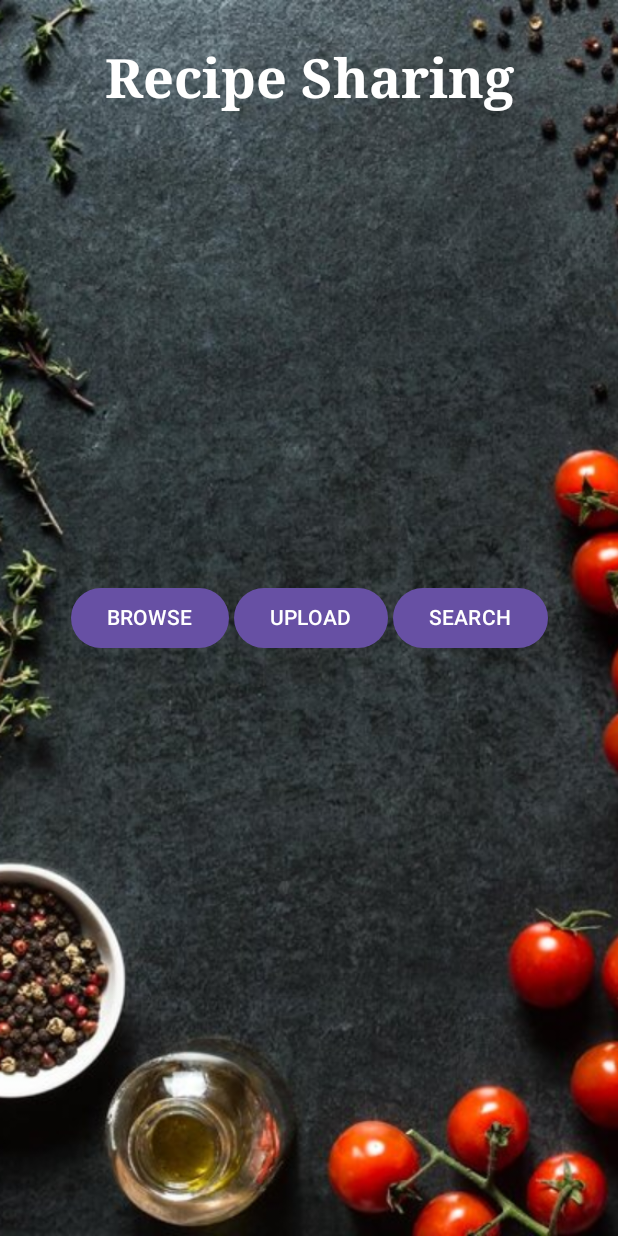
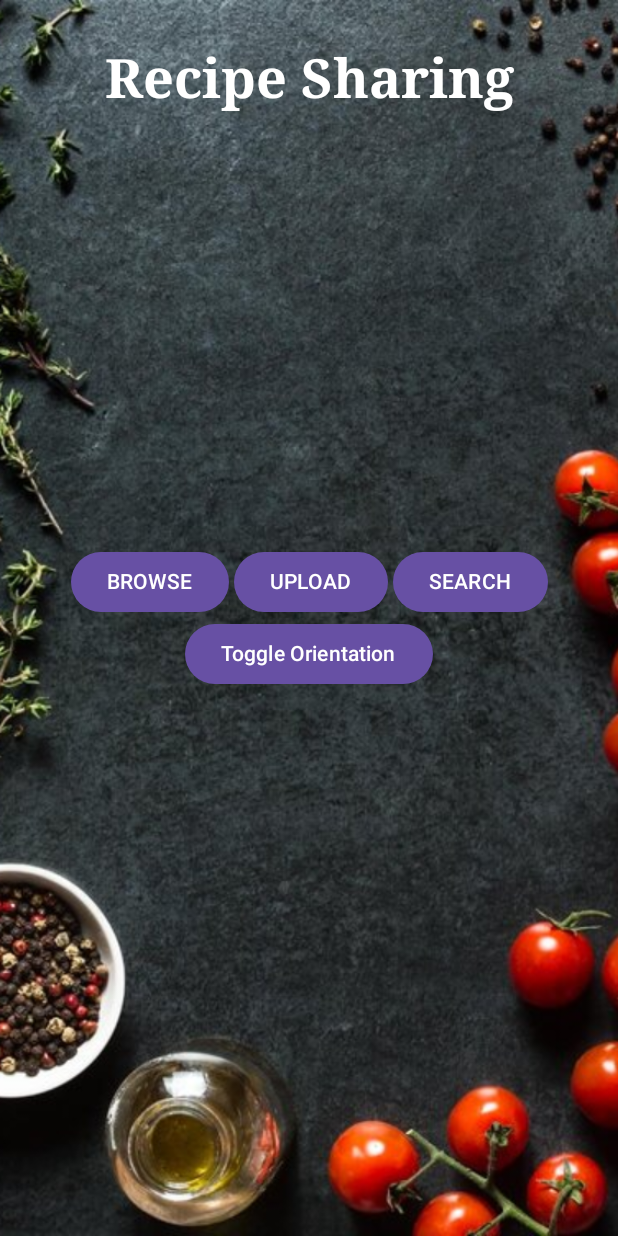
Before and after one commit to aurelialuszcz/MDApp, an Android app built with Jetpack Compose: the screen it shows after launch (MainActivity), on a phone screen of 412 x 824 dp. Run offline under Robolectric (Android 15) with nearby library versions, the phone set to English and light mode, and no system bars.

Commit message:
orientation button on main window

```diff
--- a/app/src/main/AndroidManifest.xml
+++ b/app/src/main/AndroidManifest.xml
@@ -1,6 +1,9 @@
 <?xml version="1.0" encoding="utf-8"?>
 <manifest xmlns:android="http://schemas.android.com/apk/res/android"
     xmlns:tools="http://schemas.android.com/tools">
+
+    <uses-permission android:name="android.permission.CAMERA"/>
+    <uses-feature android:name="android.hardware.camera.any"/>
 
     <application
         android:allowBackup="true"
--- a/app/src/main/java/com/example/assignmentmain/MainActivity.kt
+++ b/app/src/main/java/com/example/assignmentmain/MainActivity.kt
@@ -1,6 +1,9 @@
 package com.example.assignmentmain
 
+import android.app.Activity
 import android.content.Intent
+import android.content.pm.ActivityInfo
+import android.content.res.Configuration
 import android.os.Bundle
 import androidx.activity.ComponentActivity
 import androidx.activity.compose.setContent
@@ -14,10 +17,13 @@ import androidx.compose.foundation.layout.padding
 import androidx.compose.material3.Button
 import androidx.compose.material3.Surface
 import androidx.compose.material3.Text
+import androidx.compose.runtime.Composable
 import androidx.compose.ui.Alignment
 import androidx.compose.ui.Modifier
 import androidx.compose.ui.graphics.Color
 import androidx.compose.ui.layout.ContentScale
+import androidx.compose.ui.platform.LocalConfiguration
+import androidx.compose.ui.platform.LocalContext
 import androidx.compose.ui.res.painterResource
 import androidx.compose.ui.text.font.FontFamily
 import androidx.compose.ui.text.font.FontWeight
@@ -78,6 +84,7 @@ class MainActivity : ComponentActivity() {
                             Text("SEARCH")
                         }
                     }
+                    Orientation()
                 }
             }
         }
@@ -101,4 +108,22 @@ class MainActivity : ComponentActivity() {
 
         return intent
     }
+
+    @Composable
+    fun Orientation() {
+        val activity = LocalContext.current as Activity
+        val configuration = LocalConfiguration.current
+
+        Button(onClick = {
+            if (configuration.orientation == Configuration.ORIENTATION_LANDSCAPE) {
+                activity.requestedOrientation = ActivityInfo.SCREEN_ORIENTATION_PORTRAIT
+            }
+            else {
+                activity.requestedOrientation = ActivityInfo.SCREEN_ORIENTATION_LANDSCAPE
+            }
+        }) {
+            Text("Toggle Orientation")
+        }
+
+    }
 }
```
